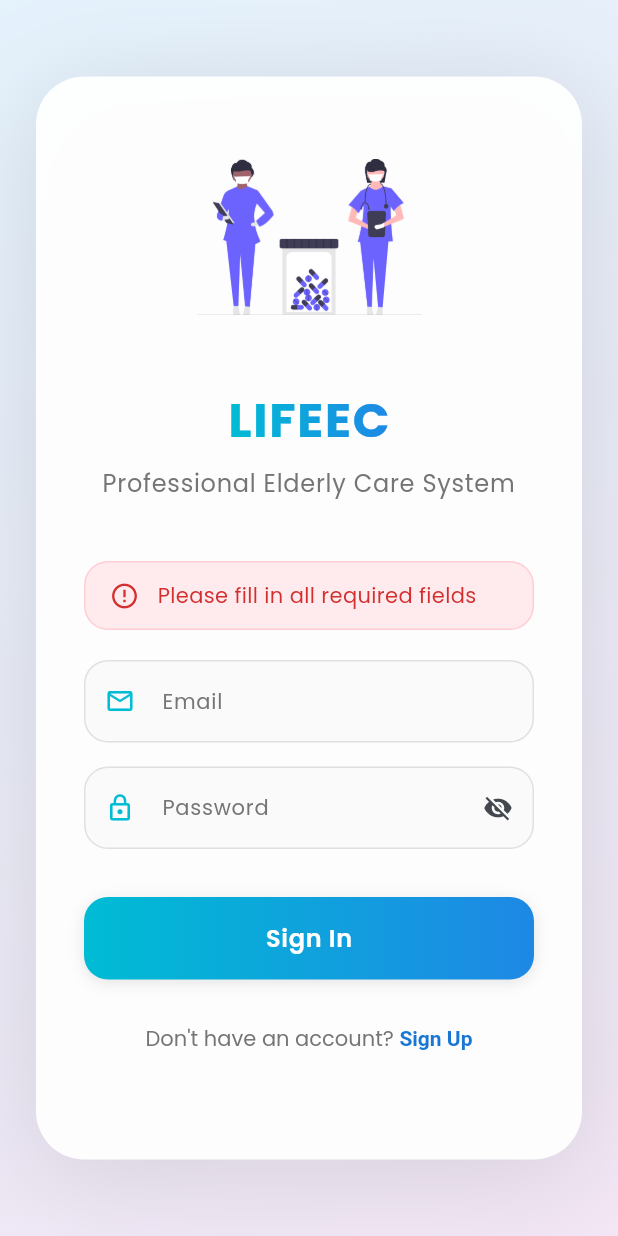
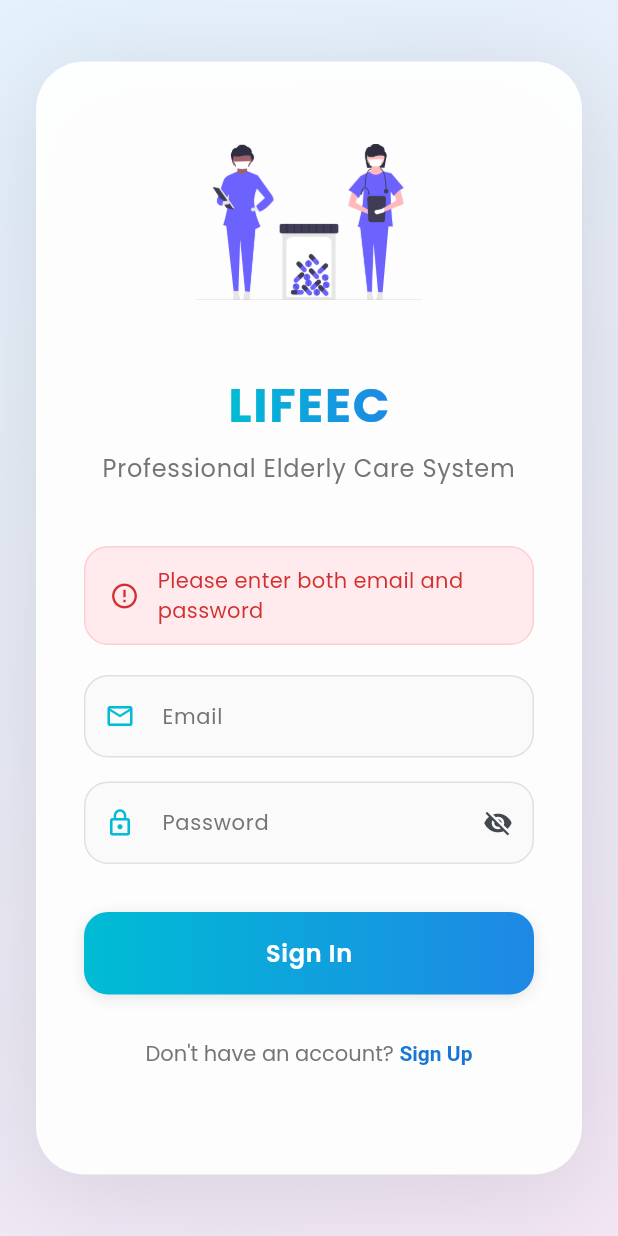
Before and after one commit to Kenneth14031129/LIFEEC_MOBILE-1-, a Flutter app: the screen it shows after launch, after a tap on "Sign In", on a phone screen of 412 x 824 dp. Run offline on Flutter 3.47's test engine with Material 3 defaults, Android fonts, the light colour scheme and no system bars; our stand-ins replace fl_chart, google_fonts, shared_preferences, timeago.

Commit message:
Update login to have isVerified

```diff
--- a/lib/login_page.dart
+++ b/lib/login_page.dart
@@ -49,7 +49,161 @@ class LoginPageState extends State<LoginPage>
     super.dispose();
   }
 
-// Add this function outside the class to handle the API response
+  Future<void> _handleSubmit() async {
+    if (!_validateForm()) return;
+
+    setState(() {
+      isLoading = true;
+      _errorMessage = null;
+    });
+
+    try {
+      Map<String, dynamic> response;
+
+      if (isLogin) {
+        response =
+            await loginUser(_emailController.text, _passwordController.text);
+
+        // Check for error messages in the response
+        if (response.containsKey('error') || response.containsKey('message')) {
+          final errorMsg = response['error'] ?? response['message'];
+          if (errorMsg != null) {
+            throw errorMsg.toString();
+          }
+        }
+
+        // Safely access nested user data
+        final userData = response['user'] as Map<String, dynamic>?;
+        if (userData == null) {
+          throw 'Invalid response format';
+        }
+
+        // Check if user is archived
+        if (userData['isArchived'] == true) {
+          throw 'This account has been archived. Please contact your administrator.';
+        }
+
+        // Check verification status
+        if (userData['isVerified'] == false) {
+          throw 'Account is pending verification. Please wait for admin approval.';
+        }
+
+        // Check if user type is valid
+        final userType = userData['userType']?.toString().toLowerCase();
+        if (userType == null ||
+            !['nurse', 'nutritionist', 'relative'].contains(userType)) {
+          throw 'Invalid user type. Access denied.';
+        }
+
+        // Save user data to shared preferences
+        final prefs = await SharedPreferences.getInstance();
+        await prefs.setString('userId', userData['id']?.toString() ?? '');
+        await prefs.setString('userRole', userType);
+        await prefs.setString('userEmail', userData['email']?.toString() ?? '');
+        await prefs.setString(
+            'userName', userData['fullName']?.toString() ?? '');
+
+        if (mounted) {
+          // Show success message
+          ScaffoldMessenger.of(context).showSnackBar(
+            SnackBar(
+              content: Text(
+                'Successfully logged in!',
+                style: GoogleFonts.poppins(color: Colors.white),
+              ),
+              backgroundColor: Colors.green,
+              duration: const Duration(seconds: 2),
+            ),
+          );
+
+          // Navigate to appropriate screen based on user type
+          Navigator.pushReplacement(
+            context,
+            MaterialPageRoute(
+              builder: (context) => userType == 'nurse'
+                  ? const DashboardScreen()
+                  : const ContactsListScreen(),
+            ),
+          );
+        }
+      } else {
+        // Registration flow
+        response = await registerUser(
+          _fullNameController.text,
+          _emailController.text,
+          _passwordController.text,
+          _phoneController.text,
+          _selectedUserType,
+        );
+
+        // Check for registration errors
+        if (response.containsKey('error') || response.containsKey('message')) {
+          final errorMsg = response['error'] ?? response['message'];
+          if (errorMsg != null && errorMsg.toString().isNotEmpty) {
+            throw errorMsg.toString();
+          }
+        }
+
+        // Extract userId from the response
+        final userId = response['userId'] ?? response['user']?['id'];
+        if (userId == null) {
+          throw 'Invalid response format';
+        }
+
+        if (mounted) {
+          // Show success message
+          ScaffoldMessenger.of(context).showSnackBar(
+            SnackBar(
+              content: Text(
+                'Registration successful! Please verify your email.',
+                style: GoogleFonts.poppins(color: Colors.white),
+              ),
+              backgroundColor: Colors.green,
+              duration: const Duration(seconds: 2),
+            ),
+          );
+
+          // Navigate to OTP verification screen
+          Navigator.pushReplacement(
+            context,
+            MaterialPageRoute(
+              builder: (context) => OTPVerificationScreen(
+                userId: userId.toString(),
+                email: _emailController.text,
+              ),
+            ),
+          );
+        }
+      }
+    } catch (error) {
+      // Handle errors
+      setState(() {
+        _errorMessage = error.toString();
+      });
+
+      if (mounted) {
+        ScaffoldMessenger.of(context).showSnackBar(
+          SnackBar(
+            content: Text(
+              error.toString(),
+              style: GoogleFonts.poppins(color: Colors.white),
+            ),
+            backgroundColor: Colors.red,
+            duration: const Duration(seconds: 3),
+          ),
+        );
+      }
+    } finally {
+      // Reset loading state
+      if (mounted) {
+        setState(() {
+          isLoading = false;
+        });
+      }
+    }
+  }
+
+// Helper functions for API calls
   Future<Map<String, dynamic>> loginUser(String email, String password) async {
     final response = await http.post(
       Uri.parse('https://lifeec-mobile-1.onrender.com/api/users/login'),
@@ -60,10 +214,14 @@ class LoginPageState extends State<LoginPage>
       }),
     );
 
+    if (response.statusCode >= 200 && response.statusCode < 300) {
       return json.decode(response.body);
+    } else {
+      final errorData = json.decode(response.body);
+      throw errorData['message'] ?? 'Login failed';
+    }
   }
 
-// Add this function outside the class to handle registration
   Future<Map<String, dynamic>> registerUser(String fullName, String email,
       String password, String phone, String userType) async {
     try {
@@ -78,13 +236,6 @@ class LoginPageState extends State<LoginPage>
           'userType': userType,
         }),
       );
-
-      if (kDebugMode) {
-        print('Response status code: ${response.statusCode}');
-      }
-      if (kDebugMode) {
-        print('Response body: ${response.body}');
-      }
 
       if (response.statusCode == 400) {
         final errorData = json.decode(response.body);
@@ -104,142 +255,23 @@ class LoginPageState extends State<LoginPage>
     }
   }
 
-// Replace the existing _handleSubmit with this version
-  Future<void> _handleSubmit() async {
-    if (!_validateForm()) return;
-
+// Also update _validateForm to include email validation:
+  bool _validateForm() {
+    // Clear any previous error message
     setState(() {
-      isLoading = true;
       _errorMessage = null;
     });
 
-    try {
-      Map<String, dynamic> response;
-
     if (isLogin) {
-        response =
-            await loginUser(_emailController.text, _passwordController.text);
-
-        if (response.containsKey('error') || response.containsKey('message')) {
-          throw response['error'] ?? response['message'];
-        }
-
-        // Safely access nested user data with null checks
-        final userData = response['user'] as Map<String, dynamic>?;
-        if (userData == null) {
-          throw 'Invalid response format';
-        }
-
-        // Check if user is archived
-        if (userData['isArchived'] == true) {
-          throw 'This account has been archived. Please contact your administrator.';
-        }
-
-        // Check if user type is valid
-        final userType = userData['userType'] as String?;
-        if (userType == null ||
-            !['nurse', 'nutritionist', 'relative'].contains(userType)) {
-          throw 'Invalid user type. Access denied.';
-        }
-
-        // Save user data with null checks
-        final prefs = await SharedPreferences.getInstance();
-        await prefs.setString('userId', userData['id']?.toString() ?? '');
-        await prefs.setString('userRole', userType);
-        await prefs.setString('userEmail', userData['email']?.toString() ?? '');
-        await prefs.setString(
-            'userName', userData['fullName']?.toString() ?? '');
-
-        if (mounted) {
-          ScaffoldMessenger.of(context).showSnackBar(
-            SnackBar(
-              content: Text(
-                'Successfully logged in!',
-                style: GoogleFonts.poppins(color: Colors.white),
-              ),
-              backgroundColor: Colors.green,
-              duration: const Duration(seconds: 2),
-            ),
-          );
-
-          Navigator.pushReplacement(
-            context,
-            MaterialPageRoute(
-              builder: (context) {
-                return userType.toLowerCase() == 'nurse'
-                    ? const DashboardScreen()
-                    : const ContactsListScreen();
-              },
-            ),
-          );
+      // Login validation
+      if (_emailController.text.isEmpty || _passwordController.text.isEmpty) {
+        setState(() {
+          _errorMessage = 'Please enter both email and password';
+        });
+        return false;
       }
     } else {
-        // Registration logic
-        response = await registerUser(
-          _fullNameController.text,
-          _emailController.text,
-          _passwordController.text,
-          _phoneController.text,
-          _selectedUserType,
-        );
-
-// Extract userId from the response - modify this part
-        final userId = response['userId'] ?? response['user']?['id'];
-        if (userId == null) {
-          throw 'Invalid response format';
-        }
-
-        if (mounted) {
-          ScaffoldMessenger.of(context).showSnackBar(
-            SnackBar(
-              content: Text(
-                'Registration successful! Please verify your email.',
-                style: GoogleFonts.poppins(color: Colors.white),
-              ),
-              backgroundColor: Colors.green,
-              duration: const Duration(seconds: 2),
-            ),
-          );
-
-          Navigator.pushReplacement(
-            context,
-            MaterialPageRoute(
-              builder: (context) => OTPVerificationScreen(
-                userId: userId.toString(),
-                email: _emailController.text,
-              ),
-            ),
-          );
-        }
-      }
-    } catch (error) {
-      setState(() {
-        _errorMessage = error.toString();
-      });
-
-      if (mounted) {
-        ScaffoldMessenger.of(context).showSnackBar(
-          SnackBar(
-            content: Text(
-              error.toString(),
-              style: GoogleFonts.poppins(color: Colors.white),
-            ),
-            backgroundColor: Colors.red,
-            duration: const Duration(seconds: 3),
-          ),
-        );
-      }
-    } finally {
-      if (mounted) {
-        setState(() {
-          isLoading = false;
-        });
-      }
-    }
-  }
-
-// Also update _validateForm to include email validation:
-  bool _validateForm() {
+      // Registration validation
       if (_fullNameController.text.isEmpty ||
           _emailController.text.isEmpty ||
           _passwordController.text.isEmpty ||
@@ -248,6 +280,7 @@ class LoginPageState extends State<LoginPage>
           _errorMessage = 'Please fill in all required fields';
         });
         return false;
+      }
     }
 
     // Email format validation
```
Lines whose indentation alone changed are shown as unchanged.
